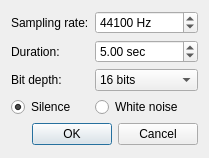
The window that Graphic_Interface/UI Files/new_file_dialog.ui (ECMora/SoundLab) describes before a commit, drawn with Qt 5.
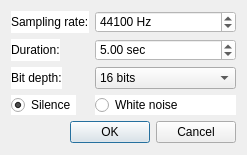
The same window after the commit.

What changed in the file:
```diff
--- a/Graphic_Interface/UI Files/new_file_dialog.ui
+++ b/Graphic_Interface/UI Files/new_file_dialog.ui
@@ -6,8 +6,8 @@
    <rect>
     <x>0</x>
     <y>0</y>
-    <width>209</width>
-    <height>158</height>
+    <width>247</width>
+    <height>155</height>
    </rect>
   </property>
   <property name="windowTitle">
@@ -16,6 +16,9 @@
   <layout class="QFormLayout" name="formLayout">
    <item row="1" column="1">
     <widget class="QSpinBox" name="sbxSamplingRate">
+     <property name="styleSheet">
+      <string notr="true">background-color: rgb(255, 255, 255);</string>
+     </property>
      <property name="suffix">
       <string> Hz</string>
      </property>
@@ -32,6 +35,9 @@
    </item>
    <item row="2" column="0">
     <widget class="QLabel" name="label_2">
+     <property name="styleSheet">
+      <string notr="true">background-color: rgb(255, 255, 255);</string>
+     </property>
      <property name="text">
       <string>Duration:</string>
      </property>
@@ -39,6 +45,9 @@
    </item>
    <item row="2" column="1">
     <widget class="QDoubleSpinBox" name="dsbxDuration">
+     <property name="styleSheet">
+      <string notr="true">background-color: rgb(255, 255, 255);</string>
+     </property>
      <property name="suffix">
       <string> sec</string>
      </property>
@@ -52,6 +61,9 @@
    </item>
    <item row="1" column="0">
     <widget class="QLabel" name="label">
+     <property name="styleSheet">
+      <string notr="true">background-color: rgb(255, 255, 255);</string>
+     </property>
      <property name="text">
       <string>Sampling rate:</string>
      </property>
@@ -59,6 +71,9 @@
    </item>
    <item row="3" column="0">
     <widget class="QLabel" name="label_3">
+     <property name="styleSheet">
+      <string notr="true">background-color: rgb(255, 255, 255);</string>
+     </property>
      <property name="text">
       <string>Bit depth:</string>
      </property>
@@ -66,6 +81,9 @@
    </item>
    <item row="4" column="0">
     <widget class="QRadioButton" name="rbtnSilence">
+     <property name="styleSheet">
+      <string notr="true">background-color: rgb(255, 255, 255);</string>
+     </property>
      <property name="text">
       <string>Silence</string>
      </property>
@@ -76,6 +94,9 @@
    </item>
    <item row="4" column="1">
     <widget class="QRadioButton" name="rbtnWhiteNoise">
+     <property name="styleSheet">
+      <string notr="true">background-color: rgb(255, 255, 255);</string>
+     </property>
      <property name="text">
       <string>White noise</string>
      </property>
```
